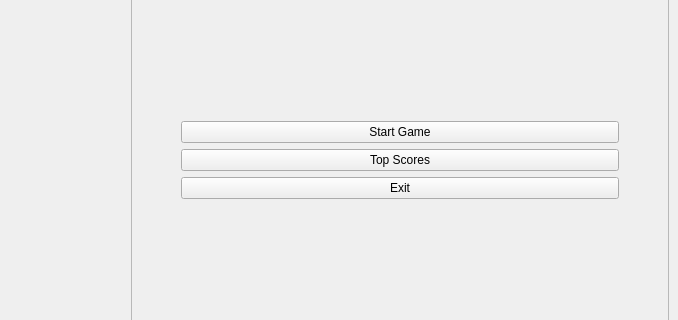
Above: insaniquarium/gui/main_window.ui from gvpavlov/Fish-tank before the change; both pictures show x 422 to 1100 and y 261 to 581 of the 1100 by 700 pixel window. Below: the same form after it.
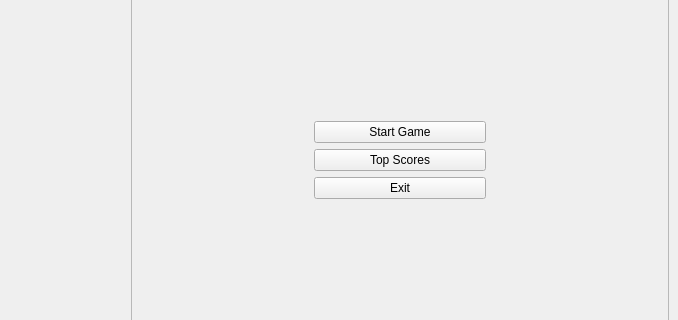
That is the form after the change. Custom widgets are drawn as their Qt base class.

Commit message: Make menu buttons smaller

```diff
--- a/insaniquarium/gui/main_window.ui
+++ b/insaniquarium/gui/main_window.ui
@@ -274,7 +274,7 @@
             <enum>Qt::Horizontal</enum>
            </property>
            <property name="sizeType">
-            <enum>QSizePolicy::Maximum</enum>
+            <enum>QSizePolicy::Expanding</enum>
            </property>
            <property name="sizeHint" stdset="0">
             <size>
@@ -288,6 +288,24 @@
           <layout class="QVBoxLayout" name="verticalLayout_3">
            <item>
             <widget class="QPushButton" name="start_game">
+             <property name="sizePolicy">
+              <sizepolicy hsizetype="MinimumExpanding" vsizetype="Fixed">
+               <horstretch>0</horstretch>
+               <verstretch>0</verstretch>
+              </sizepolicy>
+             </property>
+             <property name="minimumSize">
+              <size>
+               <width>0</width>
+               <height>0</height>
+              </size>
+             </property>
+             <property name="maximumSize">
+              <size>
+               <width>400</width>
+               <height>16777215</height>
+              </size>
+             </property>
              <property name="text">
               <string>Start Game</string>
              </property>
@@ -295,6 +313,12 @@
            </item>
            <item>
             <widget class="QPushButton" name="scores">
+             <property name="maximumSize">
+              <size>
+               <width>400</width>
+               <height>16777215</height>
+              </size>
+             </property>
              <property name="text">
               <string>Top Scores</string>
              </property>
@@ -302,6 +326,12 @@
            </item>
            <item>
             <widget class="QPushButton" name="exit">
+             <property name="maximumSize">
+              <size>
+               <width>400</width>
+               <height>16777215</height>
+              </size>
+             </property>
              <property name="text">
               <string>Exit</string>
              </property>
@@ -315,7 +345,7 @@
             <enum>Qt::Horizontal</enum>
            </property>
            <property name="sizeType">
-            <enum>QSizePolicy::Maximum</enum>
+            <enum>QSizePolicy::Expanding</enum>
            </property>
            <property name="sizeHint" stdset="0">
             <size>
```
Left out of the diff: 4 changed lines with no effect on the pictures. The commit also changes 1 other file.
